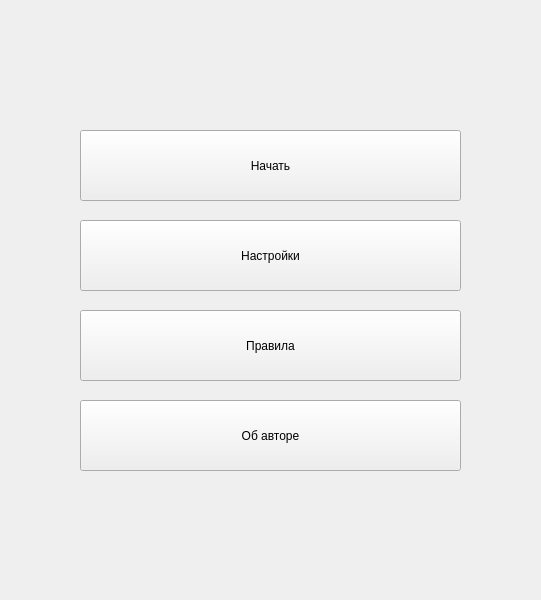
First picture: the form in Task5/Resources/ui/forms/menu.ui, repository SaVyrin/Languages-and-Programming-Systems, before the edit; both pictures show x 130 to 671 and y 0 to 600 of the 800 by 600 pixel window.
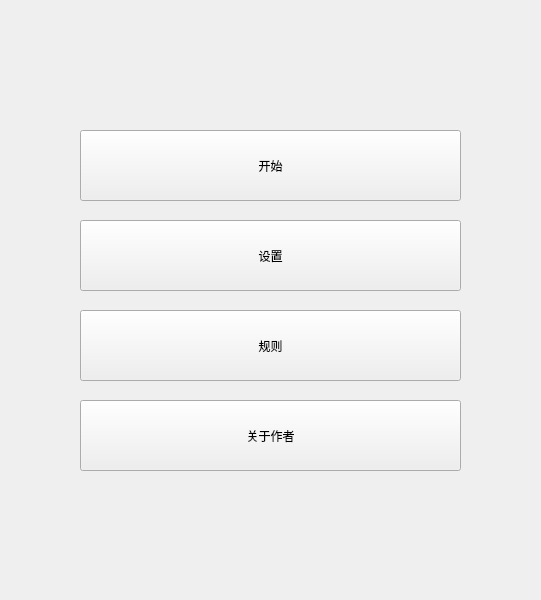
Second picture: the form after the edit.

```diff
--- a/Task5/Resources/ui/forms/menu.ui
+++ b/Task5/Resources/ui/forms/menu.ui
@@ -27,7 +27,7 @@
      </rect>
     </property>
     <property name="text">
-     <string>Начать</string>
+     <string>开始</string>
     </property>
    </widget>
    <widget class="QPushButton" name="rulesButton">
@@ -40,7 +40,7 @@
      </rect>
     </property>
     <property name="text">
-     <string>Правила</string>
+     <string>规则</string>
     </property>
    </widget>
    <widget class="QPushButton" name="settingsButton">
@@ -53,7 +53,7 @@
      </rect>
     </property>
     <property name="text">
-     <string>Настройки</string>
+     <string>设置</string>
     </property>
    </widget>
    <widget class="QPushButton" name="aboutButton">
@@ -66,7 +66,7 @@
      </rect>
     </property>
     <property name="text">
-     <string>Об авторе</string>
+     <string>关于作者</string>
     </property>
    </widget>
   </widget>
```
Left out of the diff: 2 changed lines with no effect on the pictures.
